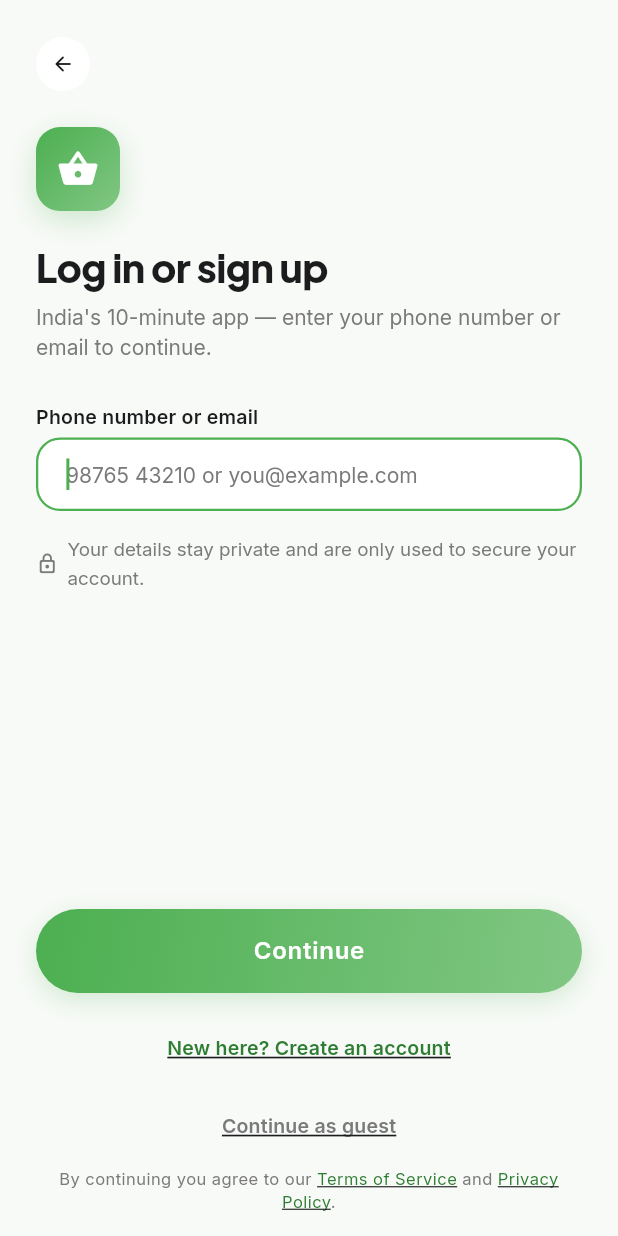
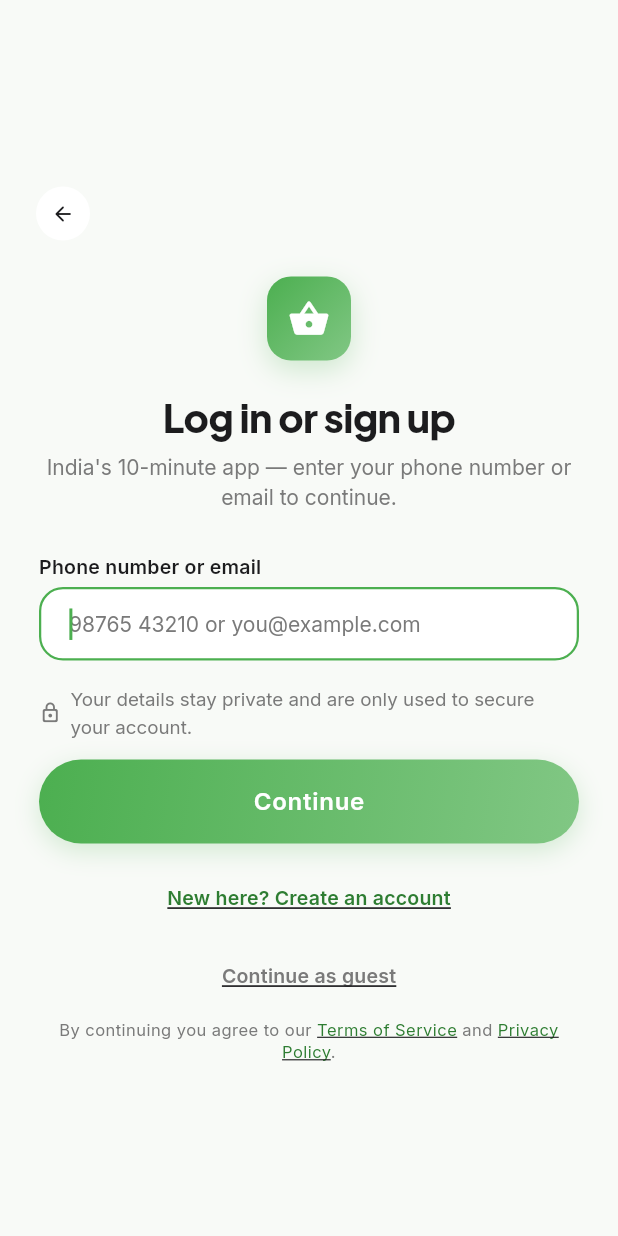
Before and after one commit to Charan951/grocery, a Flutter app: the screen it shows after launch, after a tap on "Skip", on a phone screen of 412 x 824 dp. Run offline on Flutter 3.47's test engine with Material 3 defaults, Android fonts, the phone set to English and light mode, and no system bars; our stand-ins replace cached_network_image, connectivity_plus, dio, firebase_core, firebase_messaging, flutter_riverpod and 13 more; missing offline and left inert: mapcn_flutter, razorpay_flutter; accounts and stored records are empty; network calls fail.

Commit message:
feat(mobile): center the auth screens (login/OTP/password/register) like web
AuthScaffold previously left-aligned the brand badge, title, and subtitle,
and let body/cta stretch full-width -- web's equivalent screens are fully
centered (badge, heading, subtitle, form, and the guest/create-account
links). Requested explicitly after seeing the web layout.

- Back button pinned top-left via Align while the rest of the column centers
- Title/subtitle now text-align: center
- body/cta width-capped at 360 and centered, matching web's ~350px form column

Note: this file also picked up an unrelated keyboard-overflow fix already in
progress on this machine (LayoutBuilder + SingleChildScrollView with a
minHeight constraint instead of Expanded, so a shrunk keyboard-visible
viewport scrolls instead of overflowing) -- compatible with and verified
alongside the centering change below, not something I authored.

Verified: flutter analyze clean, flutter test 124/124, debug APK builds.

Co-Authored-By: Claude Sonnet 5 <noreply@anthropic.com>

```diff
--- a/mobileapp/lib/features/authentication/presentation/widgets/auth_scaffold.dart
+++ b/mobileapp/lib/features/authentication/presentation/widgets/auth_scaffold.dart
@@ -39,18 +39,33 @@ class AuthScaffold extends StatelessWidget {
       backgroundColor: bg,
       resizeToAvoidBottomInset: true,
       body: SafeArea(
+        child: LayoutBuilder(
+          builder: (context, constraints) {
+            // The whole screen scrolls as one unit (instead of pinning `cta`
+            // outside a scroll area) so a shrunk keyboard-visible viewport
+            // never forces the Column to overflow — it scrolls instead. A
+            // min-height constraint keeps the normal, keyboard-closed layout
+            // vertically centred exactly as before.
+            return SingleChildScrollView(
+              physics: const ClampingScrollPhysics(),
+              child: ConstrainedBox(
+                constraints: BoxConstraints(minHeight: constraints.maxHeight),
                 child: Center(
                   child: ConstrainedBox(
                     constraints: const BoxConstraints(maxWidth: 480),
                     child: Padding(
                       padding: EdgeInsets.fromLTRB(24, topGap, 24, 16),
                       child: Column(
-                crossAxisAlignment: CrossAxisAlignment.start,
+                        mainAxisSize: MainAxisSize.min,
+                        crossAxisAlignment: CrossAxisAlignment.center,
                         children: [
-                  FadeSlideIn(
+                          Align(
+                            alignment: Alignment.centerLeft,
+                            child: FadeSlideIn(
                               child: _CircleBack(
                                 onTap: onBack ?? () => Navigator.of(context).maybePop(),
                                 isDark: isDark,
+                              ),
                             ),
                           ),
                           SizedBox(height: topGap.clamp(16.0, 24.0)),
@@ -60,6 +75,7 @@ class AuthScaffold extends StatelessWidget {
                             delay: const Duration(milliseconds: 110),
                             child: Text(
                               title,
+                              textAlign: TextAlign.center,
                               style: AppTypography.h1(
                                 isDark ? AppColors.textPrimaryDark : AppColors.textPrimary,
                               ),
@@ -70,6 +86,7 @@ class AuthScaffold extends StatelessWidget {
                             delay: const Duration(milliseconds: 150),
                             child: Text(
                               subtitle,
+                              textAlign: TextAlign.center,
                               style: AppTypography.bodyMedium(
                                 isDark ? AppColors.textSecondaryDark : AppColors.textSecondary,
                               ).copyWith(height: 1.45),
@@ -80,18 +97,23 @@ class AuthScaffold extends StatelessWidget {
                             FadeSlideIn(delay: const Duration(milliseconds: 190), child: belowTitle!),
                           ],
                           const SizedBox(height: 28),
-                  Expanded(
-                    child: SingleChildScrollView(
-                      physics: const ClampingScrollPhysics(),
+                          ConstrainedBox(
+                            constraints: const BoxConstraints(maxWidth: 360),
                             child: FadeSlideIn(delay: const Duration(milliseconds: 220), child: body),
                           ),
+                          const SizedBox(height: 12),
+                          ConstrainedBox(
+                            constraints: const BoxConstraints(maxWidth: 360),
+                            child: FadeSlideIn(delay: const Duration(milliseconds: 280), child: cta),
                           ),
-                  const SizedBox(height: 12),
-                  FadeSlideIn(delay: const Duration(milliseconds: 280), child: cta),
                         ],
                       ),
                     ),
                   ),
+                ),
+              ),
+            );
+          },
         ),
       ),
     );
```
Lines whose indentation alone changed are shown as unchanged.
